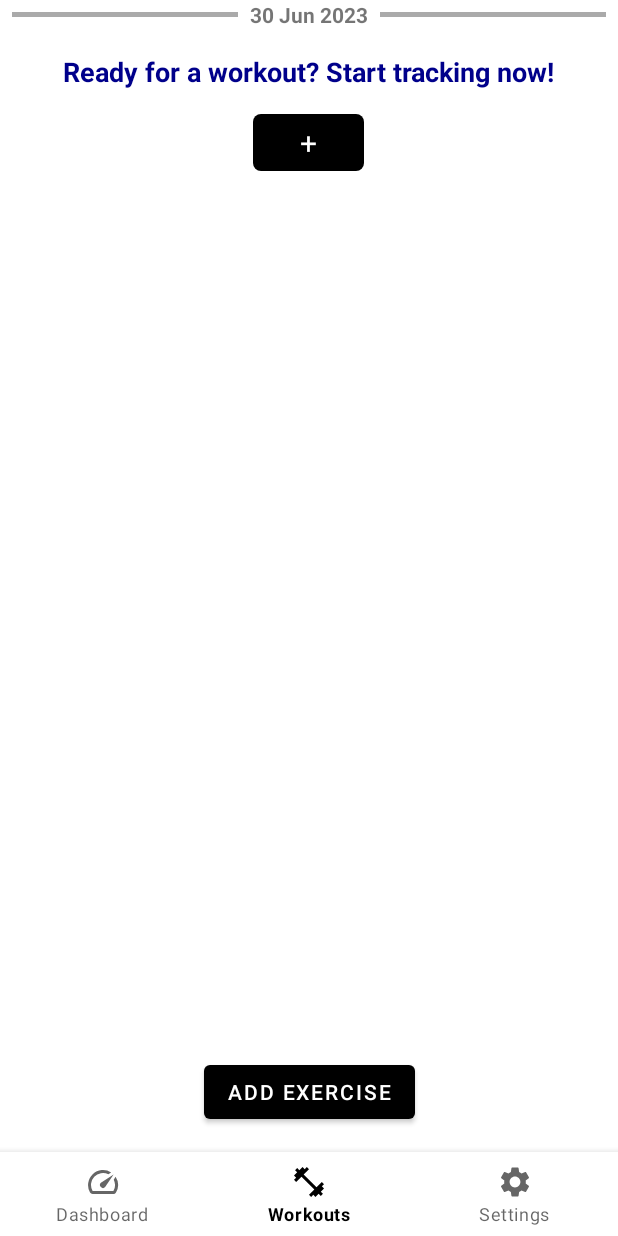
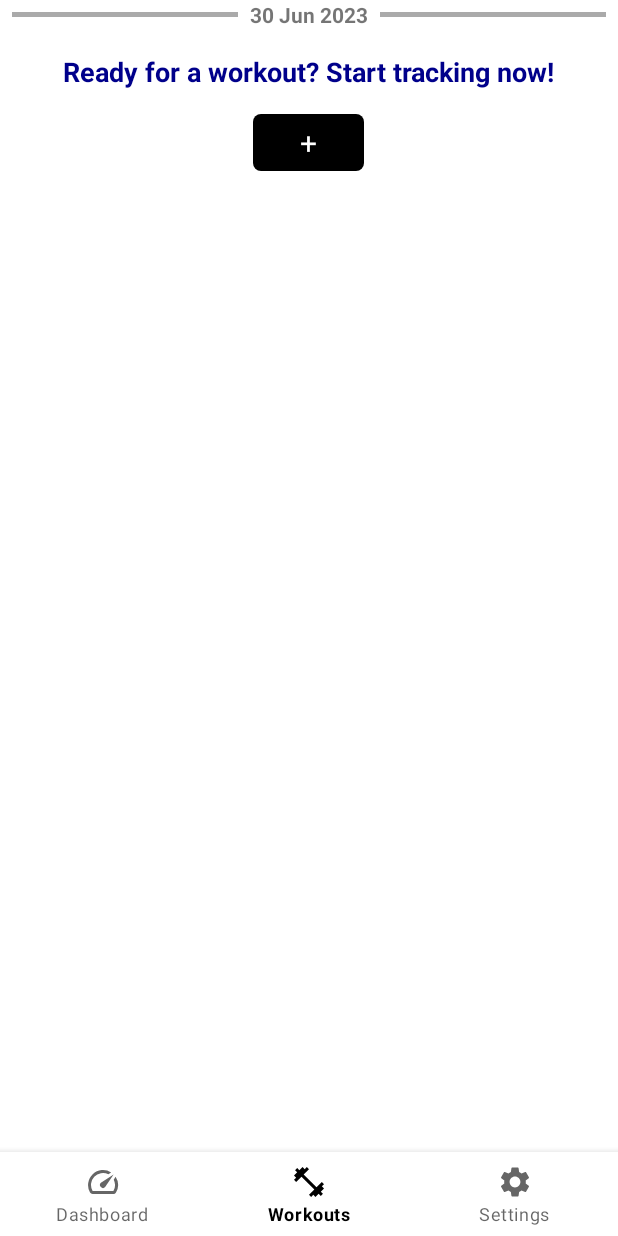
Before and after one commit to jungledav/gaintracker, an Android app: the MainActivity screen opened directly, with no data from a screen before it, on a phone screen of 412 x 824 dp. Run offline under Robolectric (Android 15) with nearby library versions, the phone set to English and light mode, and no system bars; libraries missing offline, so code that uses them is left out: com.jakewharton.threetenabp.

Commit message:
Moved Add Exercise into the List of exercises and removed the floating "Add Exerccise" Button

```diff
--- a/app/src/main/java/com/example/gaintracker/MainActivity.kt
+++ b/app/src/main/java/com/example/gaintracker/MainActivity.kt
@@ -32,7 +32,11 @@ interface OnNoExercisesTodayClickListener {
     fun onNoExercisesTodayClick()
 }
 
-class MainActivity : BaseActivity(), OnNoExercisesTodayClickListener {
+interface onAddAnotherExerciseClickListener {
+    fun onAddAnotherExerciseClick()
+}
+
+class MainActivity : BaseActivity(), onAddAnotherExerciseClickListener,OnNoExercisesTodayClickListener {
 
     private lateinit var adapter: ExerciseAdapter
     private val viewModel: MainViewModel by viewModels { MainViewModelFactory(appContainer.mainRepository) }
@@ -45,38 +49,48 @@ class MainActivity : BaseActivity(), OnNoExercisesTodayClickListener {
         const val EXTRA_EXERCISE_ID = "extra_exercise_id"
         const val EXTRA_EXERCISE_NAME = "extra_exercise_name"
     }
-    interface OnNoExercisesTodayClickListener {
-        fun onNoExercisesTodayClick()
+
+    override fun onNoExercisesTodayClick() {
+        openAddExerciseActivity()
     }
-    override fun onNoExercisesTodayClick() {
+
+   override fun onAddAnotherExerciseClick() {
         openAddExerciseActivity()
     }
     private fun generateExerciseListItems(exercisesWithGroupNames: List<ExerciseWithGroupName>): List<ExerciseListItem> {
         val items = mutableListOf<ExerciseListItem>()
         var previousDate: Date? = null
         var currentDate: Date
-
-        if (exercisesWithGroupNames.isEmpty() || !isSameDay(
-                Date(),
-                Date(exercisesWithGroupNames[0].exercise.date)
-            )
-        ) {
-            items.add(ExerciseListItem.DividerItem(Date()))
-            items.add(ExerciseListItem.NoExercisesTodayItem)
-        }
+        var isExerciseForCurrentDayAdded = false
 
         exercisesWithGroupNames.forEach { exerciseWithGroupName ->
             currentDate = Date(exerciseWithGroupName.exercise.date)
+
             if (previousDate?.let { isSameDay(it, currentDate) } != true) {
                 items.add(ExerciseListItem.DividerItem(currentDate))
+                if (isSameDay(currentDate, Date())) {
+                    isExerciseForCurrentDayAdded = true
+                }
             }
+
+            if(isExerciseForCurrentDayAdded && isSameDay(currentDate, Date())) {
+                items.add(ExerciseListItem.AddAnotherExerciseItem)
+                isExerciseForCurrentDayAdded = false
+            }
+
             items.add(
                 ExerciseListItem.ExerciseItem(
                     exercise = exerciseWithGroupName.exercise,
                     exerciseGroupName = exerciseWithGroupName.groupName
                 )
             )
+
             previousDate = currentDate
+        }
+
+        if (exercisesWithGroupNames.isEmpty() || !isSameDay(Date(), Date(exercisesWithGroupNames[0].exercise.date))) {
+            items.add(0, ExerciseListItem.DividerItem(Date()))
+            items.add(1, ExerciseListItem.NoExercisesTodayItem)
         }
 
         return items
@@ -169,12 +183,6 @@ class MainActivity : BaseActivity(), OnNoExercisesTodayClickListener {
             adapter.setItems(items)
         }
 
-
-        val buttonAddExercise = findViewById<Button>(R.id.buttonAddExercise)
-        buttonAddExercise.setOnClickListener {
-            openAddExerciseActivity()
-        }
-
         val itemTouchHelper = ItemTouchHelper(object : ItemTouchHelper.SimpleCallback(
             0, ItemTouchHelper.LEFT or ItemTouchHelper.RIGHT
         ) {
@@ -226,7 +234,7 @@ class MainActivity : BaseActivity(), OnNoExercisesTodayClickListener {
             })
     }
 
-    private fun openAddExerciseActivity() {
+   fun openAddExerciseActivity() {
         val intent = Intent(this, AddExerciseActivity::class.java)
         intent.putExtra(AddExerciseActivity.EXTRA_FROM_MAIN_ACTIVITY, true)
         startActivityForResult(intent, ADD_EXERCISE_REQUEST_CODE)
--- a/app/src/main/java/com/example/gaintracker/data/models/ExerciseListItem.kt
+++ b/app/src/main/java/com/example/gaintracker/data/models/ExerciseListItem.kt
@@ -1,10 +1,10 @@
 package com.example.gaintracker.data.models
 
-import java.util.*
-
+import java.util.Date
 
 sealed class ExerciseListItem {
     data class ExerciseItem(val exercise: Exercise, val exerciseGroupName: String) : ExerciseListItem()
     data class DividerItem(val date: Date) : ExerciseListItem()
     object NoExercisesTodayItem : ExerciseListItem()
+    object AddAnotherExerciseItem : ExerciseListItem()  // Add this line
 }
--- a/app/src/main/res/layout/activity_main.xml
+++ b/app/src/main/res/layout/activity_main.xml
@@ -21,15 +21,7 @@
             app:layout_constraintTop_toTopOf="parent"
             tools:listitem="@layout/exercise_item" />
 
-        <Button
-            android:id="@+id/buttonAddExercise"
-            android:layout_width="wrap_content"
-            android:layout_height="wrap_content"
-            android:layout_marginBottom="72dp"
-            android:text="Add Exercise"
-            app:layout_constraintBottom_toBottomOf="parent"
-            app:layout_constraintEnd_toEndOf="parent"
-            app:layout_constraintStart_toStartOf="parent" />
+
 
     </androidx.constraintlayout.widget.ConstraintLayout>
 
```
Also changed, not shown: app/src/main/java/com/example/gaintracker/adapters/ExerciseAdapter.kt (+22 -4 lines), app/src/main/res/layout/add_another_exercise_item.xml (added, +14 -0 lines).
